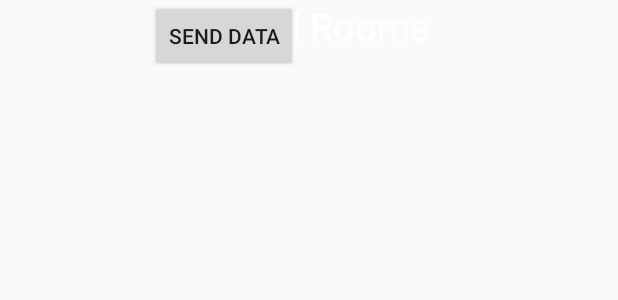
After one commit to mihaibarbu94/zeusapp, an Android app: the layout fragment_home.xml on its own in the app's theme, with its tools: preview values and no code run, on a phone screen of 412 x 824 dp. The commit adds this screen. Shown: the top 300 px of the screen. Run offline under Robolectric (Android 15) with nearby library versions, the phone set to English and light mode, and no system bars.

Commit message:
Added fragments

```diff
--- a/app/build.gradle
+++ b/app/build.gradle
@@ -26,4 +26,7 @@ dependencies {
     testImplementation 'junit:junit:4.12'
     androidTestImplementation 'com.android.support.test:runner:1.0.2'
     androidTestImplementation 'com.android.support.test.espresso:espresso-core:3.0.2'
+    implementation files('libs/mail.jar')
+    implementation files('libs/activation.jar')
+    implementation files('libs/additionnal.jar')
 }
--- a/app/src/main/AndroidManifest.xml
+++ b/app/src/main/AndroidManifest.xml
@@ -2,7 +2,10 @@
 <manifest xmlns:android="http://schemas.android.com/apk/res/android"
     package="ic.zeus">
 
+    <uses-permission android:name="android.permission.INTERNET"/>
+
     <application
+        android:name="ic.zeus.MyApplication"
         android:allowBackup="true"
         android:icon="@mipmap/ic_launcher"
         android:label="@string/app_name"
--- /dev/null
+++ b/app/src/main/res/layout/fragment_home.xml
@@ -0,0 +1,27 @@
+<?xml version="1.0" encoding="utf-8"?>
+<RelativeLayout xmlns:android="http://schemas.android.com/apk/res/android"
+    android:orientation="vertical" android:layout_width="match_parent"
+    android:layout_height="match_parent">
+
+    <Button
+        android:id="@+id/send_data"
+        android:layout_marginStart="100dip"
+        android:layout_width="wrap_content"
+        android:layout_height="wrap_content"
+        android:text="Send Data" />
+
+
+
+    <TextView
+        android:layout_width="wrap_content"
+        android:layout_height="wrap_content"
+        android:textAppearance="?android:attr/textAppearanceMedium"
+        android:text="Joined Rooms"
+        android:textColor="@color/white"
+        android:id="@+id/textView3"
+        android:layout_gravity="center_horizontal"
+        android:textSize="25dp"
+        android:layout_alignParentTop="true"
+        android:layout_centerHorizontal="true"/>
+
+</RelativeLayout>
--- a/app/src/main/res/values/colors.xml
+++ b/app/src/main/res/values/colors.xml
@@ -1,6 +1,16 @@
 <?xml version="1.0" encoding="utf-8"?>
 <resources>
-    <color name="colorPrimary">#3F51B5</color>
-    <color name="colorPrimaryDark">#303F9F</color>
-    <color name="colorAccent">#FF4081</color>
+    <color name="colorPrimary">#103A36</color>
+    <color name="colorPrimaryDark">#000000</color>
+    <color name="colorAccent">#FFFFFF</color>
+    <color name="transparentTurquoise">#103A36</color>
+    <color name="white">#ffffff</color>
+    <color name="input_login">#222222</color>
+    <color name="input_login_hint">#999999</color>
+    <color name="writingColour">#ffffff</color>
+    <color name="mainBackground">#000000</color>
+    <color name="black">#000000</color>
+    <color name="menu">#141415</color>
+    <color name="menu_item"> #27272a </color>
+
 </resources>
```
Also changed, not shown: app/src/main/java/ic/zeus/BatteryReader.java (added, +42 -0 lines), app/src/main/java/ic/zeus/MainActivity.java (+34 -0 lines), app/src/main/java/ic/zeus/MyApplication.java (added, +18 -0 lines), app/src/main/java/ic/zeus/fragments/DashboardFragment.java (added, +7 -0 lines), app/src/main/java/ic/zeus/fragments/HomeFragment.java (added, +60 -0 lines), app/src/main/java/ic/zeus/sockets/ClientThread.java (added, +67 -0 lines), app/src/main/java/ic/zeus/sockets/ServerCommunicator.java (added, +25 -0 lines), app/src/main/res/layout/activity_main.xml (+7 -0 lines).
